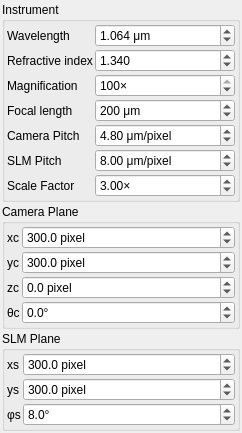
davidgrier/pyfab, file pyfablib/QCGH/QCGHWidget.ui: the form before one commit.
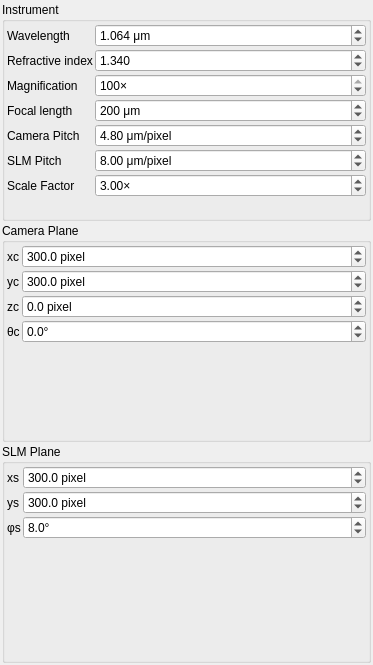
The form after the commit.

Diff of the .ui file:
```diff
--- a/pyfablib/QCGH/QCGHWidget.ui
+++ b/pyfablib/QCGH/QCGHWidget.ui
@@ -6,8 +6,8 @@
    <rect>
     <x>0</x>
     <y>0</y>
-    <width>242</width>
-    <height>404</height>
+    <width>373</width>
+    <height>665</height>
    </rect>
   </property>
   <property name="windowTitle">
@@ -245,7 +245,7 @@
          <double>0.500000000000000</double>
         </property>
         <property name="maximum">
-         <double>10.000000000000000</double>
+         <double>100.000000000000000</double>
         </property>
         <property name="singleStep">
          <double>0.010000000000000</double>
```
Left out of the diff: 9 changed lines with no effect on the pictures.
